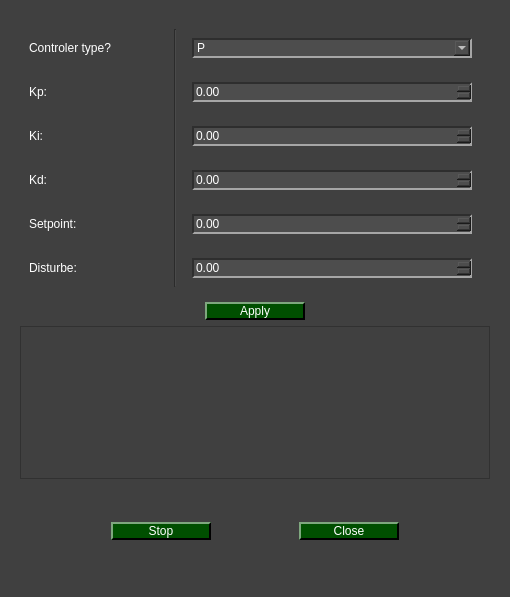
The window that pydaq/uis/PyDAQ_pid_control_window_dialog.ui (samirmartins/pydaq) describes before a commit, drawn with Qt 5.
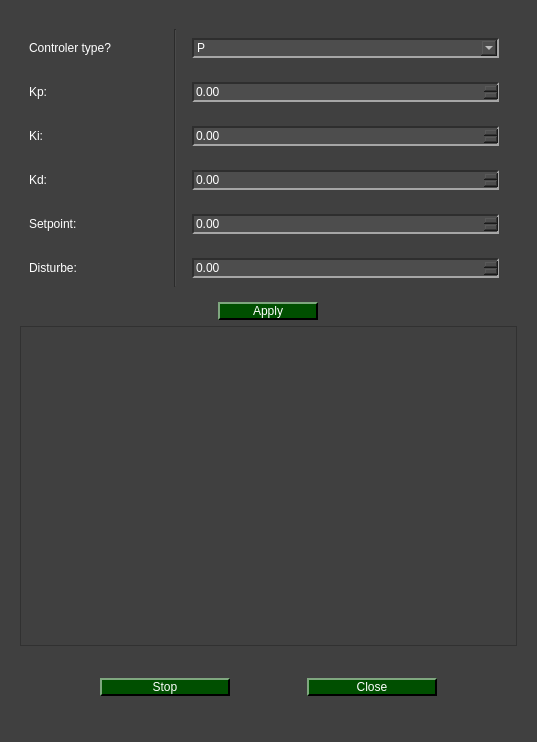
The same window after the commit. Icons and pictures are not drawn.

Commit message: working on working on the asynchronous function of the control

The edit to the form file:
```diff
--- a/pydaq/uis/PyDAQ_pid_control_window_dialog.ui
+++ b/pydaq/uis/PyDAQ_pid_control_window_dialog.ui
@@ -6,10 +6,16 @@
    <rect>
     <x>0</x>
     <y>0</y>
-    <width>510</width>
-    <height>597</height>
+    <width>537</width>
+    <height>742</height>
    </rect>
   </property>
+  <property name="minimumSize">
+   <size>
+    <width>0</width>
+    <height>150</height>
+   </size>
+  </property>
   <property name="windowTitle">
    <string>Dialog</string>
   </property>
@@ -584,7 +590,7 @@
            <property name="minimumSize">
             <size>
              <width>0</width>
-             <height>133</height>
+             <height>300</height>
             </size>
            </property>
            <layout class="QHBoxLayout" name="image_layout"/>
@@ -600,13 +606,13 @@
           <widget class="QPushButton" name="pushButton_startstop">
            <property name="minimumSize">
             <size>
-             <width>0</width>
+             <width>130</width>
              <height>0</height>
             </size>
            </property>
            <property name="maximumSize">
             <size>
-             <width>100</width>
+             <width>130</width>
              <height>16777215</height>
             </size>
            </property>
@@ -619,13 +625,13 @@
           <widget class="QPushButton" name="pushButton_close">
            <property name="minimumSize">
             <size>
-             <width>60</width>
+             <width>130</width>
              <height>0</height>
             </size>
            </property>
            <property name="maximumSize">
             <size>
-             <width>100</width>
+             <width>130</width>
              <height>16777215</height>
             </size>
            </property>
```
The commit also changes 8 other files.
